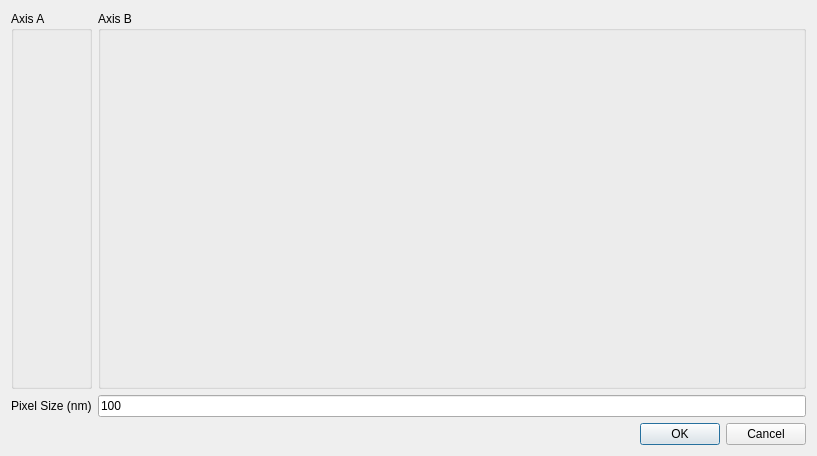
Qt form Code/Applications/TEMBIR/UI_Files/TomogramTiltLoader.ui (OpenMBIR/OpenMBIR-TEM) before a commit.
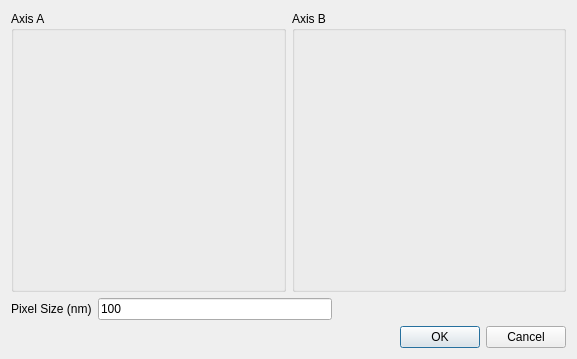
The same form after that commit. Custom widgets are drawn as their Qt base class.

What changed in the file:
```diff
--- a/Code/Applications/TEMBIR/UI_Files/TomogramTiltLoader.ui
+++ b/Code/Applications/TEMBIR/UI_Files/TomogramTiltLoader.ui
@@ -6,24 +6,14 @@
    <rect>
     <x>0</x>
     <y>0</y>
-    <width>817</width>
-    <height>456</height>
+    <width>577</width>
+    <height>359</height>
    </rect>
   </property>
   <property name="windowTitle">
    <string>Dialog</string>
   </property>
   <layout class="QGridLayout" name="gridLayout">
-   <item row="2" column="0" colspan="2">
-    <widget class="QDialogButtonBox" name="buttonBox">
-     <property name="orientation">
-      <enum>Qt::Horizontal</enum>
-     </property>
-     <property name="standardButtons">
-      <set>QDialogButtonBox::Cancel|QDialogButtonBox::Ok</set>
-     </property>
-    </widget>
-   </item>
    <item row="0" column="0">
     <widget class="TiltAngleGroupBox" name="aTilts">
      <property name="title">
@@ -38,19 +28,46 @@
      </property>
     </widget>
    </item>
-   <item row="1" column="0">
+   <item row="3" column="0" colspan="2">
+    <widget class="QDialogButtonBox" name="buttonBox">
+     <property name="orientation">
+      <enum>Qt::Horizontal</enum>
+     </property>
+     <property name="standardButtons">
+      <set>QDialogButtonBox::Cancel|QDialogButtonBox::Ok</set>
+     </property>
+    </widget>
+   </item>
+   <item row="1" column="0" colspan="2">
+    <layout class="QHBoxLayout" name="horizontalLayout">
+     <item>
     <widget class="QLabel" name="label">
      <property name="text">
       <string>Pixel Size (nm)</string>
      </property>
     </widget>
    </item>
-   <item row="1" column="1">
+     <item>
     <widget class="QLineEdit" name="pixelSize">
      <property name="text">
       <string>100</string>
      </property>
     </widget>
+     </item>
+     <item>
+      <spacer name="horizontalSpacer">
+       <property name="orientation">
+        <enum>Qt::Horizontal</enum>
+       </property>
+       <property name="sizeHint" stdset="0">
+        <size>
+         <width>40</width>
+         <height>20</height>
+        </size>
+       </property>
+      </spacer>
+     </item>
+    </layout>
    </item>
   </layout>
  </widget>
```
Lines whose indentation alone changed are shown as unchanged.
